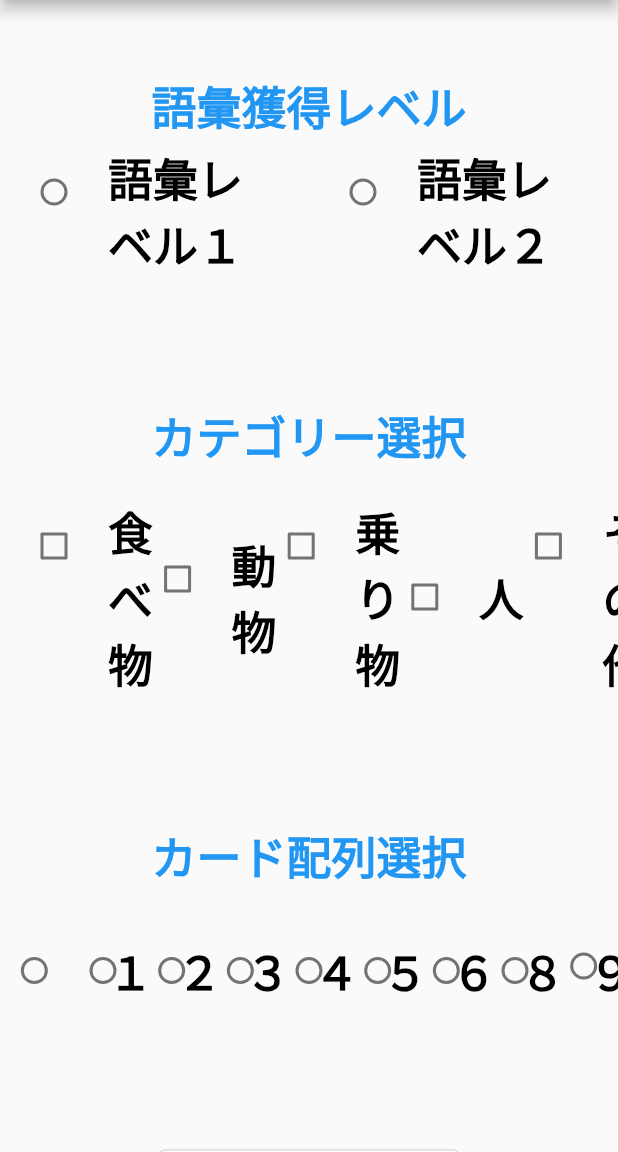
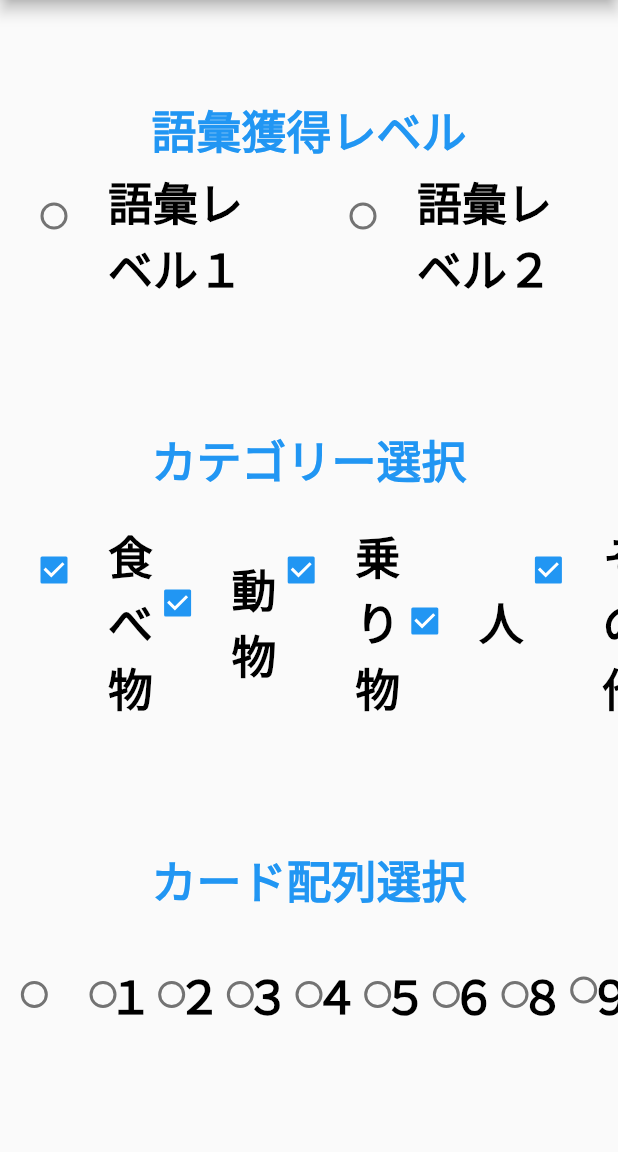
Before and after one commit to aretoky/pic_sys, a Flutter app: the screen it shows after launch, on a phone screen of 412 x 824 dp, the part 84-1236 px from its top. Run offline on Flutter 3.47's test engine with Material 2 defaults, Android fonts, the phone set to English and light mode, and no system bars.

Commit message:
second commit

```diff
--- a/lib/disp_card_1.dart
+++ b/lib/disp_card_1.dart
@@ -1,6 +1,8 @@
 import 'package:flutter/material.dart';
+import 'package:flutter_application_1/main.dart';
 
 class OneCardDisp extends StatelessWidget {
+  var _index = 0;
   @override
   Widget build(BuildContext context) {
     return Scaffold(
@@ -13,7 +15,7 @@ class OneCardDisp extends StatelessWidget {
           mainAxisAlignment: MainAxisAlignment.center,
           crossAxisAlignment: CrossAxisAlignment.center,
           children: [
-            Expanded(child: Image.asset('images/a_1.png')),
+            Expanded(child: Image.asset(disp_pics[_index])),
           ],
         ),
       ),
--- a/lib/main.dart
+++ b/lib/main.dart
@@ -37,17 +37,142 @@ class MyHomePage extends StatefulWidget {
   State<MyHomePage> createState() => _MyHomePageState();
 }
 
-enum Answer_1 { level1, level2, level3, level4 }
+enum Answer_level { level1, level2 }
 
-enum Answer_2 { one, two, three, four, five, six, eight, nine, ten }
+enum Answer_card { one, two, three, four, five, six, eight, nine, ten }
+
+var pic_animal_level1 = [
+  'images/animal1_1.png',
+  'images/animal1_2.png',
+  'images/animal1_3.png',
+  'images/animal1_4.png',
+  'images/animal1_5.png',
+  'images/animal1_6.png',
+  'images/animal1_7.png',
+  'images/animal1_8.png',
+  'images/animal1_9.png',
+  'images/animal1_10.png',
+];
+var pic_etc_level1 = [
+  'images/etc1_1.png',
+  'images/etc1_2.png',
+  'images/etc1_3.png',
+  'images/etc1_4.png',
+  'images/etc1_5.png',
+  'images/etc1_6.png',
+  'images/etc1_7.png',
+  'images/etc1_8.png',
+  'images/etc1_9.png',
+  'images/etc1_10.png',
+];
+var pic_food_level1 = [
+  'images/food1_1.png',
+  'images/food1_2.png',
+  'images/food1_3.png',
+  'images/food1_4.png',
+  'images/food1_5.png',
+  'images/food1_6.png',
+  'images/food1_7.png',
+  'images/food1_8.png',
+  'images/food1_9.png',
+  'images/food1_10.png',
+];
+var pic_hito_level1 = [
+  'images/hito1_1.png',
+  'images/hito1_2.png',
+  'images/hito1_3.png',
+  'images/hito1_4.png',
+  'images/hito1_5.png',
+  'images/hito1_6.png',
+  'images/hito1_7.png',
+  'images/hito1_8.png',
+  'images/hito1_9.png',
+  'images/hito1_10.png',
+];
+var pic_norimono_level1 = [
+  'images/norimono1_1.png',
+  'images/norimono1_2.png',
+  'images/norimono1_3.png',
+  'images/norimono1_4.png',
+  'images/norimono1_5.png',
+  'images/norimono1_6.png',
+  'images/norimono1_7.png',
+  'images/norimono1_8.png',
+  'images/norimono1_9.png',
+  'images/norimono1_10.png',
+];
+var pic_animal_level2 = [
+  'images/animal2_1.png',
+  'images/animal2_2.png',
+  'images/animal2_3.png',
+  'images/animal2_4.png',
+  'images/animal2_5.png',
+  'images/animal2_6.png',
+  'images/animal2_7.png',
+  'images/animal2_8.png',
+  'images/animal2_9.png',
+  'images/animal2_10.png',
+];
+var pic_etc_level2 = [
+  'images/etc2_1.png',
+  'images/etc2_2.png',
+  'images/etc2_3.png',
+  'images/etc2_4.png',
+  'images/etc2_5.png',
+  'images/etc2_6.png',
+  'images/etc2_7.png',
+  'images/etc2_8.png',
+  'images/etc2_9.png',
+  'images/etc2_10.png',
+];
+var pic_food_level2 = [
+  'images/food2_1.png',
+  'images/food2_2.png',
+  'images/food2_3.png',
+  'images/food2_4.png',
+  'images/food2_5.png',
+  'images/food2_6.png',
+  'images/food2_7.png',
+  'images/food2_8.png',
+  'images/food2_9.png',
+  'images/food2_10.png',
+];
+var pic_hito_level2 = [
+  'images/hito2_1.png',
+  'images/hito2_2.png',
+  'images/hito2_3.png',
+  'images/hito2_4.png',
+  'images/hito2_5.png',
+  'images/hito2_6.png',
+  'images/hito2_7.png',
+  'images/hito2_8.png',
+  'images/hito2_9.png',
+  'images/hito2_10.png',
+];
+var pic_norimono_level2 = [
+  'images/norimono2_1.png',
+  'images/norimono2_2.png',
+  'images/norimono2_3.png',
+  'images/norimono2_4.png',
+  'images/norimono2_5.png',
+  'images/norimono2_6.png',
+  'images/norimono2_7.png',
+  'images/norimono2_8.png',
+  'images/norimono2_9.png',
+  'images/norimono2_10.png',
+];
+
+var disp_pics = [];
 
 class _MyHomePageState extends State<MyHomePage> {
-  Map<int, Answer_1?> answerVal_1 = {};
-  Map<int, Answer_2?> answerVal_2 = {};
+  var word_level;
+  var card_number;
 
-  bool isChecked = false;
-  int index = 0;
-  var _isChecked = List.filled(20, false);
+  var _isCheck_food = true;
+  var _isCheck_animal = true;
+  var _isCheck_norimono = true;
+  var _isCheck_hito = true;
+  var _isCheck_etc = true;
 
   @override
   Widget build(BuildContext context) {
@@ -58,6 +183,7 @@ class _MyHomePageState extends State<MyHomePage> {
       /* ここに戻る */
       body: Column(
         children: <Widget>[
+          Text(''),
           Text(''),
           Text(''),
           Text(''),
@@ -73,7 +199,7 @@ class _MyHomePageState extends State<MyHomePage> {
             child: Row(
               children: [
                 Expanded(
-                  child: RadioListTile<Answer_1>(
+                  child: RadioListTile<Answer_level>(
                     title: const Text(
                       '語彙レベル１',
                       style: TextStyle(
@@ -82,17 +208,17 @@ class _MyHomePageState extends State<MyHomePage> {
                         color: Colors.black,
                       ),
                     ),
-                    value: Answer_1.level1,
-                    groupValue: answerVal_1[index],
-                    onChanged: (Answer_1? value) {
+                    value: Answer_level.level1,
+                    groupValue: word_level,
+                    onChanged: (Answer_level? value) {
                       setState(() {
-                        answerVal_1[index] = value;
+                        word_level = value;
                       });
                     },
                   ),
                 ),
                 Expanded(
-                  child: RadioListTile<Answer_1>(
+                  child: RadioListTile<Answer_level>(
                     title: const Text(
                       '語彙レベル２',
                       style: TextStyle(
@@ -101,40 +227,15 @@ class _MyHomePageState extends State<MyHomePage> {
                         color: Colors.black,
                       ),
                     ),
-                    value: Answer_1.level2,
-                    groupValue: answerVal_1[index],
-                    onChanged: (Answer_1? value) {
+                    value: Answer_level.level2,
+                    groupValue: word_level,
+                    onChanged: (Answer_level? value) {
                       setState(() {
-                        answerVal_1[index] = value;
+                        word_level = value;
                       });
                     },
                   ),
                 ),
-/*                Expanded(
-                  child: RadioListTile<Answer_1>(
-                    title: const Text('語彙レベル３'),
-                    value: Answer_1.level3,
-                    groupValue: answerVal_1[index],
-                    onChanged: (Answer_1? value) {
-                      setState(() {
-                        answerVal_1[index] = value;
-                      });
-                    },
-                  ),
-                ),
-                Expanded(
-                  child: RadioListTile<Answer_1>(
-                    title: const Text('語彙レベル４'),
-                    value: Answer_1.level4,
-                    groupValue: answerVal_1[index],
-                    onChanged: (Answer_1? value) {
-                      setState(() {
-                        answerVal_1[index] = value;
-                      });
-                    },
-                  ),
-                ),
- */
               ],
             ),
           ),
@@ -165,10 +266,11 @@ class _MyHomePageState extends State<MyHomePage> {
                         color: Colors.black,
                       ),
                     ),
-                    value: _isChecked[0],
+                    value: _isCheck_food, //_isChecked[0],
                     onChanged: (bool? value) {
                       setState(() {
-                        _isChecked[0] = value!;
+                        _isCheck_food = value!;
+                        //               _isChecked[0] = value!;
                       });
                     },
                     controlAffinity: ListTileControlAffinity.leading,
@@ -184,10 +286,11 @@ class _MyHomePageState extends State<MyHomePage> {
                         color: Colors.black,
                       ),
                     ),
-                    value: _isChecked[1],
+                    value: _isCheck_animal, //_isChecked[1],
                     onChanged: (bool? value) {
                       setState(() {
-                        _isChecked[1] = value!;
+                        _isCheck_animal = value!;
+                        //_isChecked[1] = value!;
                       });
                     },
                     controlAffinity: ListTileControlAffinity.leading,
@@ -203,10 +306,11 @@ class _MyHomePageState extends State<MyHomePage> {
                         color: Colors.black,
                       ),
                     ),
-                    value: _isChecked[2],
+                    value: _isCheck_norimono, //_isChecked[2],
                     onChanged: (bool? value) {
                       setState(() {
-                        _isChecked[2] = value!;
+                        _isCheck_norimono = value!;
+                        //_isChecked[2] = value!;
                       });
                     },
                     controlAffinity: ListTileControlAffinity.leading,
@@ -222,40 +326,16 @@ class _MyHomePageState extends State<MyHomePage> {
                         color: Colors.black,
                       ),
                     ),
-                    value: _isChecked[3],
+                    value: _isCheck_hito, //_isChecked[3],
                     onChanged: (bool? value) {
                       setState(() {
-                        _isChecked[3] = value!;
+                        _isCheck_hito = value!;
+                        //_isChecked[3] = value!;
                       });
                     },
                     controlAffinity: ListTileControlAffinity.leading,
                   ),
                 ),
-/*                Expanded(
-                  child: CheckboxListTile(
-                    title: Text("場所"),
-                    value: _isChecked[4],
-                    onChanged: (bool? value) {
-                      setState(() {
-                        _isChecked[4] = value!;
-                      });
-                    },
-                    controlAffinity: ListTileControlAffinity.leading,
-                  ),
-                ),
-                Expanded(
-                  child: CheckboxListTile(
-                    title: Text("動詞"),
-                    value: _isChecked[5],
-                    onChanged: (bool? value) {
-                      setState(() {
-                        _isChecked[5] = value!;
-                      });
-                    },
-                    controlAffinity: ListTileControlAffinity.leading,
-                  ),
-                ),
-*/
                 Expanded(
                   child: CheckboxListTile(
                     title: const Text(
@@ -266,10 +346,11 @@ class _MyHomePageState extends State<MyHomePage> {
                         color: Colors.black,
                       ),
                     ),
-                    value: _isChecked[6],
+                    value: _isCheck_etc, //_isChecked[4],
                     onChanged: (bool? value) {
                       setState(() {
-                        _isChecked[6] = value!;
+                        _isCheck_etc = value!;
+                        //_isChecked[4] = value!;
                       });
                     },
                     controlAffinity: ListTileControlAffinity.leading,
@@ -296,7 +377,7 @@ class _MyHomePageState extends State<MyHomePage> {
             child: Row(
               children: [
                 Expanded(
-                  child: RadioListTile<Answer_2>(
+                  child: RadioListTile<Answer_card>(
                     title: const Text(
                       '１',
                       style: TextStyle(
@@ -305,17 +386,17 @@ class _MyHomePageState extends State<MyHomePage> {
                         color: Colors.black,
                       ),
                     ),
-                    value: Answer_2.one,
-                    groupValue: answerVal_2[index],
-                    onChanged: (Answer_2? value) {
+                    value: Answer_card.one,
+                    groupValue: card_number,
+                    onChanged: (Answer_card? value) {
                       setState(() {
-                        answerVal_2[index] = value;
+                        card_number = value;
                       });
                     },
                   ),
                 ),
                 Expanded(
-                  child: RadioListTile<Answer_2>(
+                  child: RadioListTile<Answer_card>(
                     title: const Text(
                       '２',
                       style: TextStyle(
@@ -324,17 +405,17 @@ class _MyHomePageState extends State<MyHomePage> {
                         color: Colors.black,
                       ),
                     ),
-                    value: Answer_2.two,
-                    groupValue: answerVal_2[index],
-                    onChanged: (Answer_2? value) {
+                    value: Answer_card.two,
+                    groupValue: card_number,
+                    onChanged: (Answer_card? value) {
                       setState(() {
-                        answerVal_2[index] = value;
+                        card_number = value;
                       });
                     },
                   ),
                 ),
                 Expanded(
-                  child: RadioListTile<Answer_2>(
+                  child: RadioListTile<Answer_card>(
                     title: const Text(
                       '３',
                       style: TextStyle(
@@ -343,17 +424,17 @@ class _MyHomePageState extends State<MyHomePage> {
                         color: Colors.black,
                       ),
                     ),
-                    value: Answer_2.three,
-                    groupValue: answerVal_2[index],
-                    onChanged: (Answer_2? value) {
+                    value: Answer_card.three,
+                    groupValue: card_number,
+                    onChanged: (Answer_card? value) {
                       setState(() {
-                        answerVal_2[index] = value;
+                        card_number = value;
                       });
                     },
                   ),
                 ),
                 Expanded(
-                  child: RadioListTile<Answer_2>(
+                  child: RadioListTile<Answer_card>(
                     title: const Text(
                       '４',
                       style: TextStyle(
@@ -362,17 +443,17 @@ class _MyHomePageState extends State<MyHomePage> {
                         color: Colors.black,
                       ),
                     ),
-                    value: Answer_2.four,
-                    groupValue: answerVal_2[index],
-                    onChanged: (Answer_2? value) {
+                    value: Answer_card.four,
+                    groupValue: card_number,
+                    onChanged: (Answer_card? value) {
                       setState(() {
-                        answerVal_2[index] = value;
+                        card_number = value;
                       });
                     },
                   ),
                 ),
                 Expanded(
-                  child: RadioListTile<Answer_2>(
+                  child: RadioListTile<Answer_card>(
                     title: const Text(
                       '５',
                       style: TextStyle(
@@ -381,17 +462,17 @@ class _MyHomePageState extends State<MyHomePage> {
                         color: Colors.black,
                       ),
                     ),
-                    value: Answer_2.five,
-                    groupValue: answerVal_2[index],
-                    onChanged: (Answer_2? value) {
+                    value: Answer_card.five,
+                    groupValue: card_number,
+                    onChanged: (Answer_card? value) {
                       setState(() {
-                        answerVal_2[index] = value;
+                        card_number = value;
                       });
                     },
                   ),
                 ),
                 Expanded(
-                  child: RadioListTile<Answer_2>(
+                  child: RadioListTile<Answer_card>(
                     title: const Text(
                       '６',
                       style: TextStyle(
@@ -400,17 +481,17 @@ class _MyHomePageState extends State<MyHomePage> {
                         color: Colors.black,
                       ),
                     ),
-                    value: Answer_2.six,
-                    groupValue: answerVal_2[index],
-                    onChanged: (Answer_2? value) {
+                    value: Answer_card.six,
+                    groupValue: card_number,
+                    onChanged: (Answer_card? value) {
                       setState(() {
-                        answerVal_2[index] = value;
+                        card_number = value;
                       });
                     },
                   ),
                 ),
                 Expanded(
-                  child: RadioListTile<Answer_2>(
+                  child: RadioListTile<Answer_card>(
                     title: const Text(
                       '８',
                       style: TextStyle(
@@ -419,17 +500,17 @@ class _MyHomePageState extends State<MyHomePage> {
                         color: Colors.black,
                       ),
                     ),
-                    value: Answer_2.eight,
-                    groupValue: answerVal_2[index],
-                    onChanged: (Answer_2? value) {
+                    value: Answer_card.eight,
+                    groupValue: card_number,
+                    onChanged: (Answer_card? value) {
                       setState(() {
-                        answerVal_2[index] = value;
+                        card_number = value;
                       });
                     },
                   ),
                 ),
                 Expanded(
-                  child: RadioListTile<Answer_2>(
+                  child: RadioListTile<Answer_card>(
                     title: const Text(
                       '９',
                       style: TextStyle(
@@ -438,17 +519,17 @@ class _MyHomePageState extends State<MyHomePage> {
                         color: Colors.black,
                       ),
                     ),
-                    value: Answer_2.nine,
-                    groupValue: answerVal_2[index],
-                    onChanged: (Answer_2? value) {
+                    value: Answer_card.nine,
+                    groupValue: card_number,
+                    onChanged: (Answer_card? value) {
                       setState(() {
-                        answerVal_2[index] = value;
+                        card_number = value;
                       });
                     },
                   ),
                 ),
                 Expanded(
-                  child: RadioListTile<Answer_2>(
+                  child: RadioListTile<Answer_card>(
                     title: const Text(
                       '10',
                       style: TextStyle(
@@ -457,11 +538,11 @@ class _MyHomePageState extends State<MyHomePage> {
                         color: Colors.black,
                       ),
                     ),
-                    value: Answer_2.ten,
-                    groupValue: answerVal_2[index],
-                    onChanged: (Answer_2? value) {
+                    value: Answer_card.ten,
+                    groupValue: card_number,
+                    onChanged: (Answer_card? value) {
                       setState(() {
-                        answerVal_2[index] = value;
+                        card_number = value;
                       });
                     },
                   ),
@@ -477,66 +558,104 @@ class _MyHomePageState extends State<MyHomePage> {
           OutlinedButton(
             style: OutlinedButton.styleFrom(minimumSize: Size(200, 50)),
             onPressed: () {
-              child:
-              (() {
-                switch (answerVal_2[0]) {
-                  case Answer_2.one:
+//                         child:
+//                       (() {
+              disp_pics = [];
+              switch (word_level) {
+                case Answer_level.level1:
+                  if (_isCheck_food = true) {
+                    disp_pics = disp_pics + pic_food_level1;
+                  }
+                  if (_isCheck_animal = true) {
+                    disp_pics = disp_pics + pic_animal_level1;
+                  }
+                  if (_isCheck_norimono = true) {
+                    disp_pics = disp_pics + pic_norimono_level1;
+                  }
+                  if (_isCheck_hito = true) {
+                    disp_pics = disp_pics + pic_hito_level1;
+                  }
+                  if (_isCheck_etc = true) {
+                    disp_pics = disp_pics + pic_etc_level1;
+                  }
+                  break;
+                case Answer_level.level2:
+                  if (_isCheck_food = true) {
+                    disp_pics = disp_pics + pic_food_level2;
+                  }
+                  if (_isCheck_animal = true) {
+                    disp_pics = disp_pics + pic_animal_level2;
+                  }
+                  if (_isCheck_norimono = true) {
+                    disp_pics = disp_pics + pic_norimono_level2;
+                  }
+                  if (_isCheck_hito = true) {
+                    disp_pics = disp_pics + pic_hito_level2;
+                  }
+                  if (_isCheck_etc = true) {
+                    disp_pics = disp_pics + pic_etc_level2;
+                  }
+                  break;
+              }
+
+              switch (card_number) {
+                case Answer_card.one:
                   Navigator.push(
                       context,
                       MaterialPageRoute(
                         builder: (context) => OneCardDisp(),
                       ));
                   break;
-                  case Answer_2.two:
+                case Answer_card.two:
                   Navigator.push(
                       context,
                       MaterialPageRoute(
                         builder: (context) => TwoCardsDisp(),
                       ));
                   break;
-                  case Answer_2.three:
+                case Answer_card.three:
                   Navigator.push(
                       context,
                       MaterialPageRoute(
                         builder: (context) => ThreeCardsDisp(),
                       ));
                   break;
-                  case Answer_2.four:
+                case Answer_card.four:
                   Navigator.push(
                       context,
                       MaterialPageRoute(
                         builder: (context) => FourCardsDisp(),
                       ));
                   break;
-                  case Answer_2.five:
+                case Answer_card.five:
                   Navigator.push(
                       context,
                       MaterialPageRoute(
                         builder: (context) => FiveCardsDisp(),
                       ));
                   break;
-                  case Answer_2.six:
+                case Answer_card.six:
                   Navigator.push(
                       context,
                       MaterialPageRoute(
                         builder: (context) => SixCardsDisp(),
                       ));
                   break;
-                  case Answer_2.eight:
+                case Answer_card.eight:
                   Navigator.push(
                       context,
                       MaterialPageRoute(
                         builder: (context) => EightCardsDisp(),
                       ));
                   break;
-                  case Answer_2.nine:
+                case Answer_card.nine:
                   Navigator.push(
                       context,
                       MaterialPageRoute(
                         builder: (context) => NineCardsDisp(),
                       ));
                   break;
-                  case Answer_2.ten:
+                case Answer_card.ten:
                   Navigator.push(
                       context,
                       MaterialPageRoute(
@@ -544,9 +663,7 @@ class _MyHomePageState extends State<MyHomePage> {
                       ));
                   break;
               }
-              })();
-
-              //画像のファイル名の検索をして、リストにして次の画面に渡す
+//          })();
             },
             child: const Text(
               'カード表示',
```
Also changed, not shown: lib/disp_card_10.dart (+11 -10 lines), 2 other files. Lines whose indentation alone changed are shown as unchanged.
